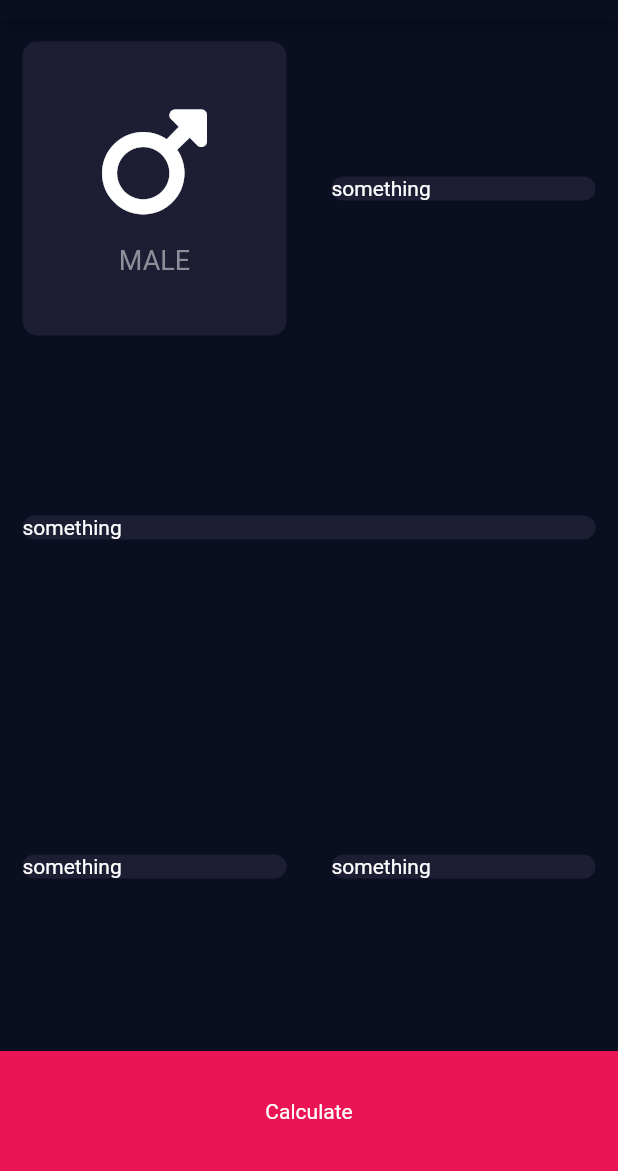
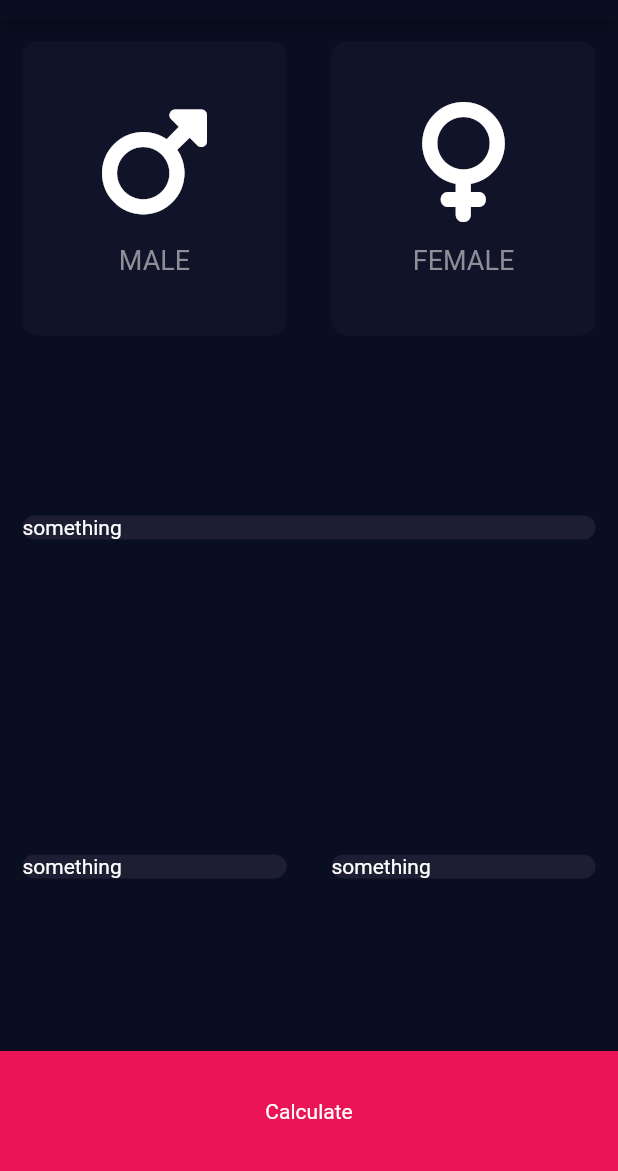
Before and after one commit to utsobe/bmi_calculator_flutter_app, a Flutter app: the screen it shows after launch, on a phone screen of 412 x 824 dp, the part 65-1236 px from its top. Run offline on Flutter 3.47's test engine with Material 2 defaults, Android fonts, the phone set to English and light mode, and no system bars; our stand-ins replace font_awesome_flutter.

Commit message:
conditon added for active gender for BMI Calc

```diff
--- /dev/null
+++ b/lib/icon_content.dart
@@ -0,0 +1,33 @@
+import 'package:flutter/material.dart';
+
+const labelTextStyle = TextStyle(
+  fontSize: 18.0,
+  color: Color(0xFF8D8E98),
+);
+
+class IconContent extends StatelessWidget {
+  IconContent({required this.icon, required this.label});
+
+  final IconData icon;
+  final String label;
+
+  @override
+  Widget build(BuildContext context) {
+    return Column(
+      mainAxisAlignment: MainAxisAlignment.center,
+      children: [
+        Icon(
+          icon,
+          size: 80.0,
+        ),
+        SizedBox(
+          height: 15.0,
+        ),
+        Text(
+          label,
+          style: labelTextStyle,
+        ),
+      ],
+    );
+  }
+}
--- a/lib/input_page.dart
+++ b/lib/input_page.dart
@@ -1,8 +1,11 @@
 import 'package:flutter/material.dart';
 import 'package:font_awesome_flutter/font_awesome_flutter.dart';
+import 'icon_content.dart';
+import 'reusable_card.dart';
 
 const bottomContainerHeight = 80.0;
 const activeCardColor = Color(0xFF1D1E33);
+const inactiveCardColor = Color(0xFF111328);
 const bottomContainerColor = Color(0xFFEB1555);
 
 class InputPage extends StatefulWidget {
@@ -14,6 +17,30 @@ class InputPage extends StatefulWidget {
 
 class _InputPageState extends State<InputPage> {
   @override
+  Color maleCardColour = inactiveCardColor;
+
+  Color femaleCardColour = inactiveCardColor;
+
+  void updateColour(int gender) {
+    // male card pressed
+    if (gender == 1) {
+      if (maleCardColour == inactiveCardColor) {
+        maleCardColour = activeCardColor;
+        femaleCardColour = inactiveCardColor;
+      } else {
+        maleCardColour = inactiveCardColor;
+      }
+    }
+    if (gender == 2) {
+      if (femaleCardColour == inactiveCardColor) {
+        femaleCardColour = activeCardColor;
+        maleCardColour = inactiveCardColor;
+      } else {
+        femaleCardColour = inactiveCardColor;
+      }
+    }
+  }
+
   Widget build(BuildContext context) {
     return Scaffold(
       appBar: AppBar(
@@ -28,33 +55,35 @@ class _InputPageState extends State<InputPage> {
             child: Row(
               children: [
                 Expanded(
-                  child: ReusableCard(
-                    colour: activeCardColor,
-                    cardChild: Column(
-                      mainAxisAlignment: MainAxisAlignment.center,
-                      children: [
-                        Icon(
-                          FontAwesomeIcons.mars,
-                          size: 80.0,
-                        ),
-                        SizedBox(
-                          height: 15.0,
-                        ),
-                        Text(
-                          'MALE',
-                          style: TextStyle(
-                            fontSize: 18.0,
-                            color: Color(0xFF8D8E98),
-                          ),
-                        ),
-                      ],
+                  child: GestureDetector(
+                    onTap: () {
+                      setState(() {
+                        updateColour(1);
+                      });
+                    },
+                    child: ReusableCard(
+                      colour: maleCardColour,
+                      cardChild: IconContent(
+                        icon: FontAwesomeIcons.mars,
+                        label: 'MALE',
+                      ),
                     ),
                   ),
                 ),
                 Expanded(
-                    child: ReusableCard(
-                  colour: activeCardColor,
-                  cardChild: Text('something'),
+                    child: GestureDetector(
+                  onTap: () {
+                    setState(() {
+                      updateColour(2);
+                    });
+                  },
+                  child: ReusableCard(
+                    colour: femaleCardColour,
+                    cardChild: IconContent(
+                      icon: FontAwesomeIcons.venus,
+                      label: 'FEMALE',
+                    ),
+                  ),
                 )),
               ],
             ),
@@ -98,22 +127,3 @@ class _InputPageState extends State<InputPage> {
     );
   }
 }
-
-class ReusableCard extends StatelessWidget {
-  ReusableCard({required this.colour, required this.cardChild});
-
-  final Color colour;
-  final Widget cardChild;
-
-  @override
-  Widget build(BuildContext context) {
-    return Container(
-      child: cardChild,
-      margin: EdgeInsets.all(15.0),
-      decoration: BoxDecoration(
-        borderRadius: BorderRadius.circular(10.0),
-        color: colour,
-      ),
-    );
-  }
-}
--- /dev/null
+++ b/lib/reusable_card.dart
@@ -0,0 +1,20 @@
+import 'package:flutter/material.dart';
+
+class ReusableCard extends StatelessWidget {
+  ReusableCard({required this.colour, required this.cardChild});
+
+  final Color colour;
+  final Widget cardChild;
+
+  @override
+  Widget build(BuildContext context) {
+    return Container(
+      child: cardChild,
+      margin: EdgeInsets.all(15.0),
+      decoration: BoxDecoration(
+        borderRadius: BorderRadius.circular(10.0),
+        color: colour,
+      ),
+    );
+  }
+}
```
